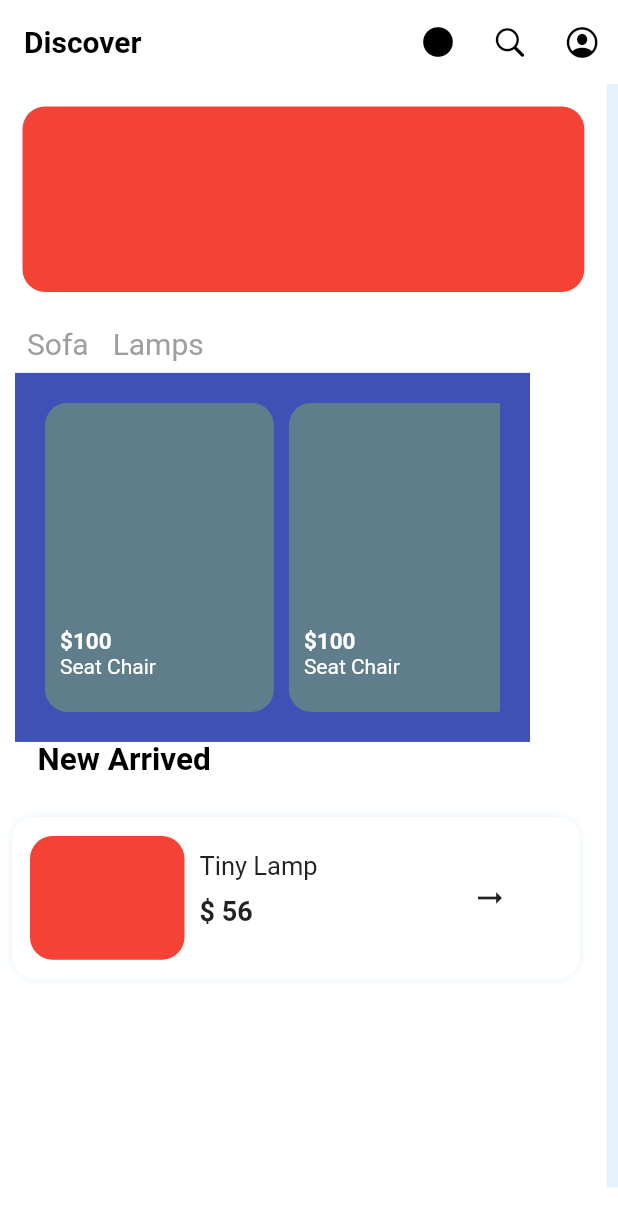
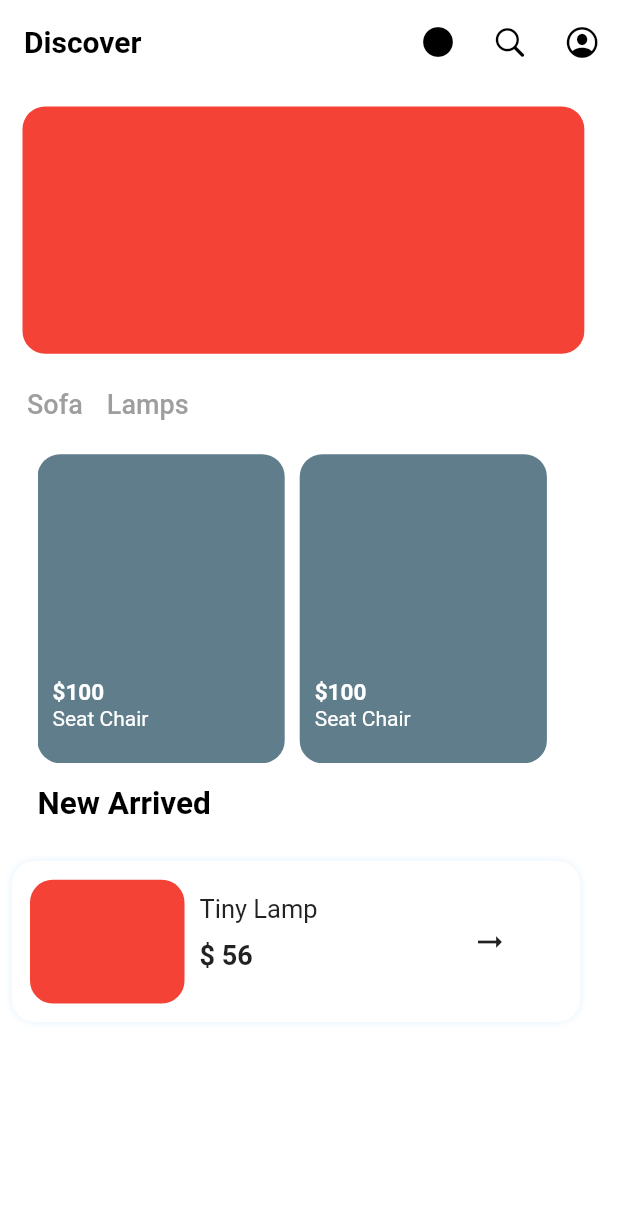
Before and after one commit to amishad7/PR-2, a Flutter app: the screen it shows after launch, on a phone screen of 412 x 824 dp. Shown: the top 1227 px of the screen. Run offline on Flutter 3.47's test engine with Material 2 defaults, Android fonts, the phone set to English and light mode, and no system bars.

Commit message:
"updated"

```diff
--- a/lib/home.dart
+++ b/lib/home.dart
@@ -58,10 +58,9 @@ class _homeState extends State<home> {
             children: [
               Column(
                 crossAxisAlignment: CrossAxisAlignment.start,
+                //   mainAxisAlignment: MainAxisAlignment.,
                 children: [
-                  Expanded(
-                    flex: 2,
-                    child: Container(
+                  Container(
                     padding: const EdgeInsets.all(15),
                     child: Row(
                       children: [
@@ -78,10 +77,7 @@ class _homeState extends State<home> {
                       ],
                     ),
                   ),
-                  ),
-                  Expanded(
-                    flex: 8,
-                    child: Container(
+                  Container(
                     padding: const EdgeInsets.only(left: 10, right: 20),
                     child: Column(
                       crossAxisAlignment: CrossAxisAlignment.start,
@@ -95,17 +91,19 @@ class _homeState extends State<home> {
                                   child: GestureDetector(
                                     onTap: () {
                                       setState(() {
-                                          tap != true;
+                                        tap = true;
                                       });
                                     },
+                                    child: Container(
                                       child: Text(
                                         "${e['CategoryName']}",
                                         style: TextStyle(
-                                          fontSize: 20,
-                                          fontWeight: FontWeight.w400,
+                                          fontSize: 18,
+                                          fontWeight: FontWeight.w500,
                                           color: (tap == true)
                                               ? Colors.black
                                               : Colors.grey,
+                                        ),
                                       ),
                                     ),
                                   ),
@@ -115,9 +113,9 @@ class _homeState extends State<home> {
                           ],
                         ),
                         Container(
-                            padding: const EdgeInsets.all(20),
-                            color: Colors.indigo,
-                            width: MediaQuery.of(context).size.width / 1.2,
+                          padding: const EdgeInsets.all(15),
+                          color: Colors.white,
+                          width: MediaQuery.of(context).size.width / 1.1,
                           child: SingleChildScrollView(
                             scrollDirection: Axis.horizontal,
                             child: Row(
@@ -132,10 +130,9 @@ class _homeState extends State<home> {
                                     margin: const EdgeInsets.only(right: 10),
                                     padding: const EdgeInsets.only(left: 10),
                                     height:
-                                          MediaQuery.of(context).size.height /
-                                              4,
-                                      width: MediaQuery.of(context).size.width /
-                                          2.7,
+                                        MediaQuery.of(context).size.height / 4,
+                                    width:
+                                        MediaQuery.of(context).size.width / 2.5,
                                     decoration: const BoxDecoration(
                                       color: Colors.blueGrey,
                                       borderRadius: BorderRadius.all(
@@ -176,10 +173,9 @@ class _homeState extends State<home> {
                                     margin: const EdgeInsets.only(right: 10),
                                     padding: const EdgeInsets.only(left: 10),
                                     height:
-                                          MediaQuery.of(context).size.height /
-                                              4,
-                                      width: MediaQuery.of(context).size.width /
-                                          2.7,
+                                        MediaQuery.of(context).size.height / 4,
+                                    width:
+                                        MediaQuery.of(context).size.width / 2.5,
                                     decoration: const BoxDecoration(
                                       color: Colors.blueGrey,
                                       borderRadius: BorderRadius.all(
@@ -220,10 +216,9 @@ class _homeState extends State<home> {
                                     margin: const EdgeInsets.only(right: 10),
                                     padding: const EdgeInsets.only(left: 10),
                                     height:
-                                          MediaQuery.of(context).size.height /
-                                              4,
-                                      width: MediaQuery.of(context).size.width /
-                                          2.7,
+                                        MediaQuery.of(context).size.height / 4,
+                                    width:
+                                        MediaQuery.of(context).size.width / 2.5,
                                     decoration: const BoxDecoration(
                                       color: Colors.blueGrey,
                                       borderRadius: BorderRadius.all(
@@ -264,10 +259,9 @@ class _homeState extends State<home> {
                                     margin: const EdgeInsets.only(right: 10),
                                     padding: const EdgeInsets.only(left: 10),
                                     height:
-                                          MediaQuery.of(context).size.height /
-                                              4,
-                                      width: MediaQuery.of(context).size.width /
-                                          2.7,
+                                        MediaQuery.of(context).size.height / 4,
+                                    width:
+                                        MediaQuery.of(context).size.width / 2.5,
                                     decoration: const BoxDecoration(
                                       color: Colors.blueGrey,
                                       borderRadius: BorderRadius.all(
@@ -342,8 +336,7 @@ class _homeState extends State<home> {
                             children: [
                               Container(
                                 margin: EdgeInsets.only(right: 10),
-                                  height:
-                                      MediaQuery.of(context).size.height / 10,
+                                height: MediaQuery.of(context).size.height / 10,
                                 width: MediaQuery.of(context).size.width / 4,
                                 decoration: const BoxDecoration(
                                   borderRadius:
@@ -370,8 +363,7 @@ class _homeState extends State<home> {
                                 ],
                               ),
                               SizedBox(
-                                    width:
-                                        MediaQuery.of(context).size.width / 4),
+                                  width: MediaQuery.of(context).size.width / 4),
                               const Icon(Icons.arrow_right_alt_outlined),
                             ],
                           ),
@@ -379,16 +371,16 @@ class _homeState extends State<home> {
                       ],
                     ),
                   ),
-                  ),
                 ],
               ),
               Column(
                 children: [
                   Container(
-                    width: MediaQuery.of(context).size.width / 3.7,
+                    width: MediaQuery.of(context).size.width / 3.1,
                     height: MediaQuery.of(context).size.height / 1.12,
+                    margin: EdgeInsets.only(right: 20),
                     decoration: BoxDecoration(
-                      color: Colors.blue.shade50,
+                      color: Colors.white38,
                     ),
                     child: Column(
                       mainAxisAlignment: MainAxisAlignment.spaceEvenly,
@@ -448,15 +440,14 @@ class _homeState extends State<home> {
                   ),
                 ],
               ),
-              SizedBox(
-                width: MediaQuery.of(context).size.width / 8,
-              ),
               Column(
                 mainAxisAlignment: MainAxisAlignment.start,
+                crossAxisAlignment: CrossAxisAlignment.start,
                 children: [
                   Container(
-                    width: MediaQuery.of(context).size.width / 2.3,
-                    height: MediaQuery.of(context).size.height / 3,
+                    margin: EdgeInsets.only(top: 10, bottom: 10, left: 10),
+                    width: MediaQuery.of(context).size.width / 1.9,
+                    height: MediaQuery.of(context).size.height / 2.6,
                     padding: EdgeInsets.only(left: 10, bottom: 10),
                     decoration: const BoxDecoration(
                       color: Color(0xff003049),
@@ -483,7 +474,7 @@ class _homeState extends State<home> {
                     ),
                   ),
                   Container(
-                    padding: const EdgeInsets.only(left: 15),
+                    margin: EdgeInsets.only(top: 35),
                     child: const Text(
                       "Collecation",
                       style: TextStyle(
@@ -491,6 +482,35 @@ class _homeState extends State<home> {
                         color: Colors.black,
                         fontWeight: FontWeight.bold,
                       ),
+                    ),
+                  ),
+                  Container(
+                    margin: EdgeInsets.symmetric(vertical: 10),
+                    width: MediaQuery.of(context).size.width / 2.1,
+                    height: MediaQuery.of(context).size.height / 3,
+                    padding: EdgeInsets.only(left: 10, bottom: 10),
+                    decoration: BoxDecoration(
+                      color: Colors.indigo.shade50,
+                      borderRadius: BorderRadius.all(
+                        Radius.circular(10),
+                      ),
+                    ),
+                    child: Row(
+                      crossAxisAlignment: CrossAxisAlignment.end,
+                      children: [
+                        const Text(
+                          "Bed Room",
+                          style: TextStyle(
+                            color: Colors.white,
+                            fontWeight: FontWeight.bold,
+                          ),
+                        ),
+                        SizedBox(width: MediaQuery.of(context).size.width / 8),
+                        const Icon(
+                          Icons.arrow_right_alt_rounded,
+                          color: Colors.white,
+                        ),
+                      ],
                     ),
                   ),
                 ],
```
Lines whose indentation alone changed are shown as unchanged.
